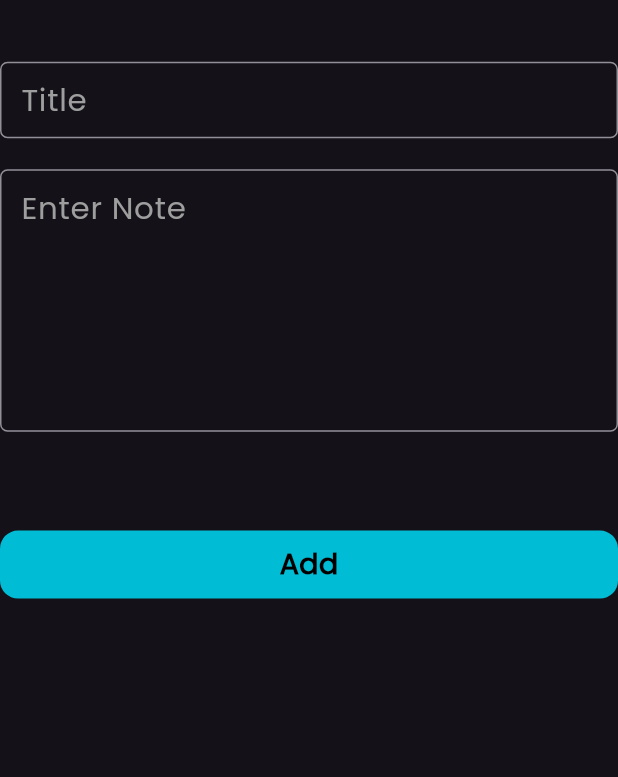
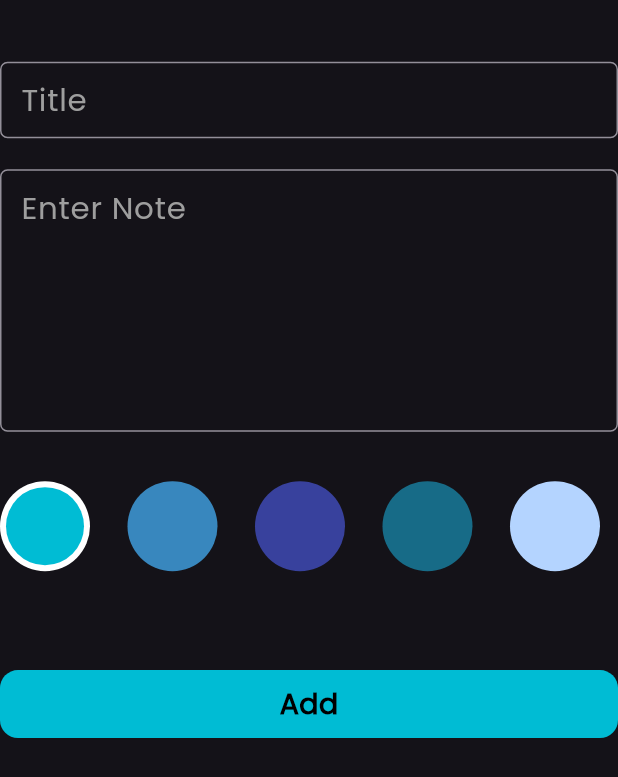
Before and after one commit to MoAce8/Notes_App, a Flutter app: the AddNewForm widget shown alone on an empty page, opened directly, on a phone screen of 412 x 824 dp. Shown: the top 777 px of the screen. Run offline on Flutter 3.47's test engine with Material 3 defaults, Android fonts, the phone set to English and light mode, and no system bars; our stand-ins replace bloc, flutter_bloc, hive, hive_flutter; accounts and stored records are empty.

Commit message:
add color chooser to ad note

```diff
--- a/lib/cubits/add_note_cubit/add_note_cubit.dart
+++ b/lib/cubits/add_note_cubit/add_note_cubit.dart
@@ -1,4 +1,7 @@
+import 'dart:ui';
+
 import 'package:bloc/bloc.dart';
+import 'package:flutter/material.dart';
 import 'package:flutter_bloc/flutter_bloc.dart';
 import 'package:hive_flutter/adapters.dart';
 import 'package:meta/meta.dart';
@@ -9,10 +12,13 @@ part 'add_note_state.dart';
 
 class AddNoteCubit extends Cubit<AddNoteState> {
   AddNoteCubit() : super(AddNoteInitial());
+
   static AddNoteCubit get(context) => BlocProvider.of<AddNoteCubit>(context);
 
+  Color color = Colors.cyan;
 
   addNote(NoteModel note) async {
+    note.color = color.value;
     emit(AddNoteLoading());
     try {
       var notesBox = Hive.box(kNotesBox);
--- a/lib/models/note_model.dart
+++ b/lib/models/note_model.dart
@@ -11,7 +11,7 @@ class NoteModel extends HiveObject {
   @HiveField(2)
   final String date;
   @HiveField(3)
-  final int color;
+   int color;
 
   NoteModel({
     required this.title,
--- a/lib/screens/new_note/widgets/add_new_form.dart
+++ b/lib/screens/new_note/widgets/add_new_form.dart
@@ -3,6 +3,7 @@ import 'package:flutter_bloc/flutter_bloc.dart';
 import 'package:intl/intl.dart';
 import 'package:notes_app/cubits/add_note_cubit/add_note_cubit.dart';
 import 'package:notes_app/models/note_model.dart';
+import 'package:notes_app/screens/new_note/widgets/color_chooser_list.dart';
 import 'package:notes_app/shared/constants.dart';
 import 'package:notes_app/shared/widgets/app_button.dart';
 import 'package:notes_app/shared/widgets/custom_text_field.dart';
@@ -41,6 +42,8 @@ class _AddNewFormState extends State<AddNewForm> {
             controller: noteController,
             maxLines: 5,
           ),
+          SizedBox(height: screenHeight(context) * .04),
+          const ColorList(),
           SizedBox(height: screenHeight(context) * .08),
           BlocBuilder<AddNoteCubit, AddNoteState>(
             builder: (context, state) {
--- /dev/null
+++ b/lib/screens/new_note/widgets/color_chooser_list.dart
@@ -0,0 +1,71 @@
+import 'package:flutter/material.dart';
+import 'package:notes_app/cubits/add_note_cubit/add_note_cubit.dart';
+
+class ColorItem extends StatelessWidget {
+  const ColorItem({Key? key, required this.isActive, required this.color})
+      : super(key: key);
+
+  final bool isActive;
+  final Color color;
+
+  @override
+  Widget build(BuildContext context) {
+    return isActive
+        ? CircleAvatar(
+            backgroundColor: Colors.white,
+            radius: 30,
+            child: CircleAvatar(
+              backgroundColor: color,
+              radius: 26,
+            ),
+          )
+        : CircleAvatar(
+            backgroundColor: color,
+            radius: 30,
+          );
+  }
+}
+
+class ColorList extends StatefulWidget {
+  const ColorList({Key? key}) : super(key: key);
+
+  @override
+  State<ColorList> createState() => _ColorListState();
+}
+
+class _ColorListState extends State<ColorList> {
+  final List colors = const [
+    Colors.cyan,
+    Color(0xff3887BE),
+    Color(0xff38419D),
+    Color(0xff176B87),
+    Color(0xffB4D4FF),
+  ];
+
+  int currentIndex = 0;
+
+  @override
+  Widget build(BuildContext context) {
+    return SizedBox(
+      height: 60,
+      child: ListView.separated(
+        scrollDirection: Axis.horizontal,
+        itemBuilder: (context, index) => GestureDetector(
+            onTap: () {
+              setState(() {
+                currentIndex = index;
+                AddNoteCubit.get(context).color = colors[index];
+              });
+            },
+            child: ColorItem(
+              isActive: currentIndex == index,
+              color: colors[index],
+            )),
+        separatorBuilder: (context, index) => const SizedBox(
+          width: 25,
+        ),
+        itemCount: colors.length,
+      ),
+    );
+  }
+}
```
